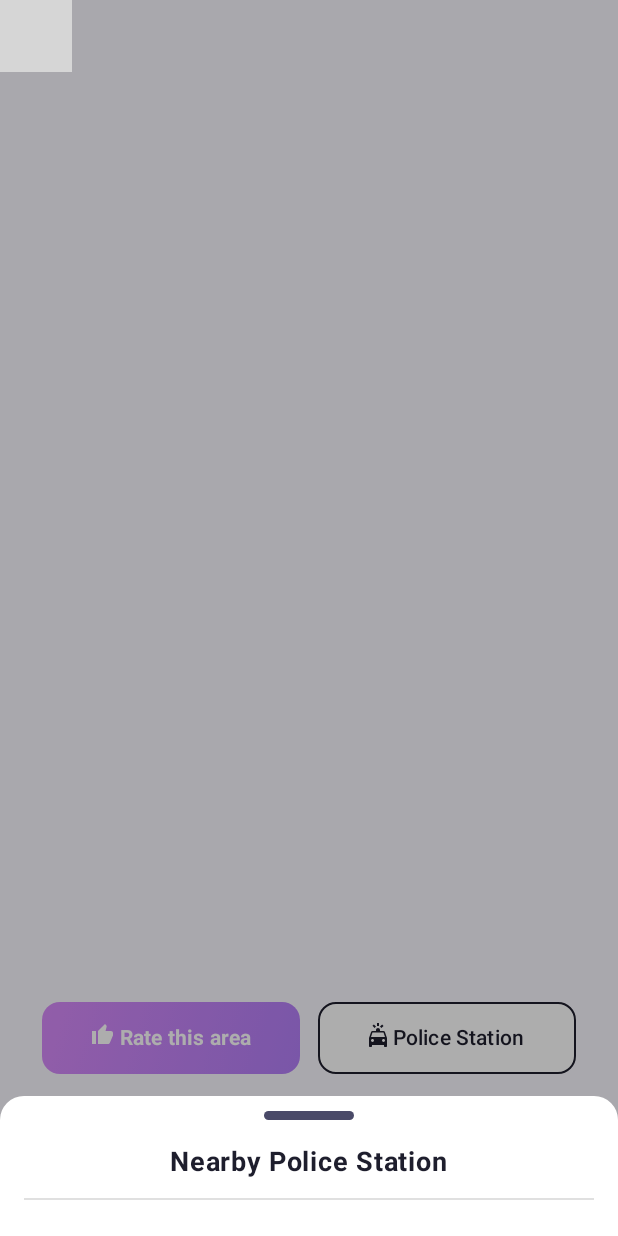
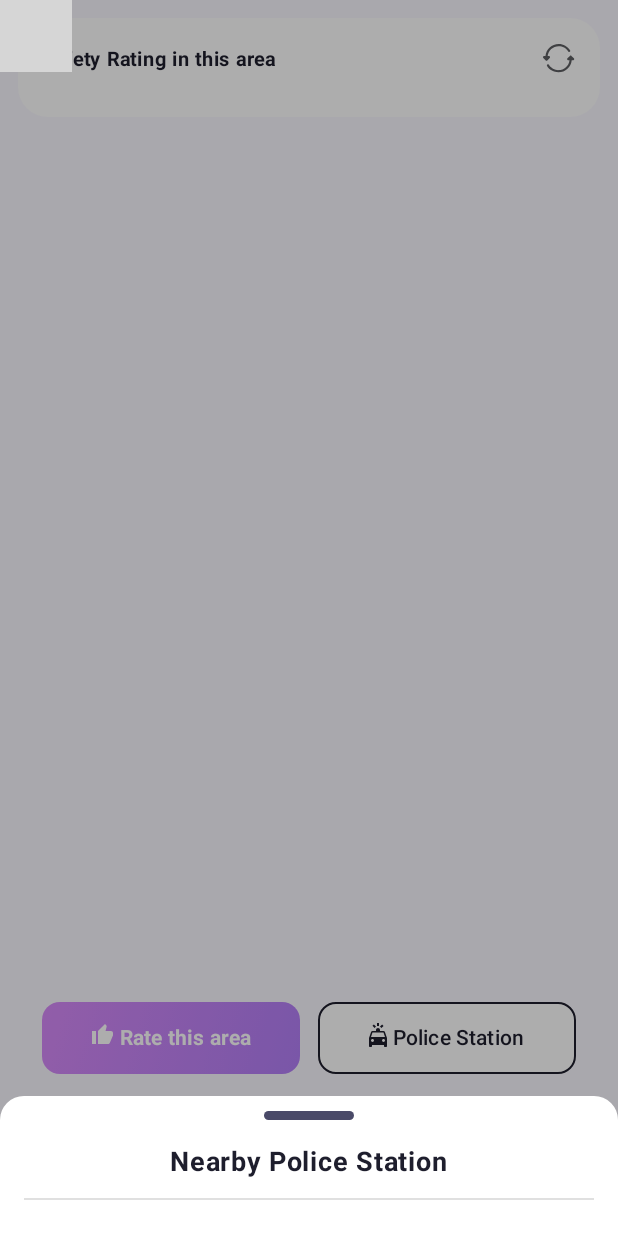
Before and after one commit to ytsaxena/Suraksha-App-, an Android app built with Jetpack Compose: the screen it shows after launch (MainActivity), after a tap on "Police Station", on a phone screen of 412 x 824 dp. Run offline under Robolectric (Android 15) with nearby library versions, the phone set to English and light mode, and no system bars; our stand-ins replace Dagger/Hilt's generated code, Firebase (no records; nobody signed in at launch, a user with empty details on screens opened directly); libraries missing offline, so code that uses them is left out: org.maplibre.android, org.maplibre.compose, org.maplibre.spatialk; 11 statements that could not run were skipped; grey boxes are pictures that could not be loaded.

Commit message:
show rating percentage

```diff
--- a/app/src/main/java/com/suraksha/app/domain/MapRepository.kt
+++ b/app/src/main/java/com/suraksha/app/domain/MapRepository.kt
@@ -6,5 +6,6 @@ import com.suraksha.app.domain.model.Rating
 interface MapRepository {
     suspend fun getCurrentLocation(): AppLocation?
     suspend fun fetchAddress(lat: Double, lon: Double): String?
-    suspend fun saveLocationRating(rating: Rating, address: String)
+    suspend fun saveLocationRating(rating: Rating, pincode: String)
+    suspend fun getSafetyRating(pincode: String): Pair<Int, Int>
 }
--- a/app/src/main/java/com/suraksha/app/presentation/map/MapScreen.kt
+++ b/app/src/main/java/com/suraksha/app/presentation/map/MapScreen.kt
@@ -108,6 +108,8 @@ fun MapScreen(viewModel: MapScreenVM = hiltViewModel()) {
     )
     val styleState = rememberStyleState()
     val address by viewModel.address.collectAsStateWithLifecycle()
+    val safePercent by viewModel.safePercent.collectAsState()
+    val unsafePercent by viewModel.unsafePercent.collectAsState()
 
     val permissionsState = rememberMultiplePermissionsState(
         permissions = listOf(
@@ -147,15 +149,6 @@ fun MapScreen(viewModel: MapScreenVM = hiltViewModel()) {
 
     val ratingSaved by viewModel.ratingSaved.collectAsState()
 
-    Box(modifier = Modifier.fillMaxSize()) {
-        if (ratingSaved) {
-            RatingSavedToast(
-                message = "Thank you! Your response has been saved."
-            )
-        }
-    }
-
-    // Auto-hide after 2 seconds
     LaunchedEffect(ratingSaved) {
         if (ratingSaved) {
             delay(2000)
@@ -364,6 +357,17 @@ fun MapScreen(viewModel: MapScreenVM = hiltViewModel()) {
             onRateClicked = {showRateDialog = true},
             onPoliceClicked = {showPoliceBottomSheet = true}
         )
+        SafetyRatingCard(
+            safePercent = safePercent,
+            unsafePercent = unsafePercent,
+            onReloadClicked = { viewModel.reloadSafetyRating() },
+            modifier = Modifier
+        )
+        if (ratingSaved) {
+            RatingSavedToast(
+                message = "Thank you! Your response has been saved."
+            )
+        }
     }
 }
 
@@ -563,22 +567,104 @@ fun RatingSavedToast(
     Box(
         modifier = modifier
             .fillMaxWidth()
-            .padding(horizontal = 16.dp)
+            .padding(top = 84.dp, bottom = 32.dp, end = 32.dp, start = 32.dp)
             .clip(RoundedCornerShape(16.dp))
             .background(positiveColor)
-            .padding(16.dp)
+            .padding(24.dp)
     ) {
         Row(verticalAlignment = Alignment.CenterVertically) {
             Icon(
                 imageVector = Icons.Default.Check,
                 contentDescription = null,
-                tint = Color.White
+                tint = Color.White,
+                modifier = Modifier.size(13.dp)
             )
             Spacer(modifier = Modifier.width(12.dp))
             Text(
                 text = message,
                 color = Color.White,
-                fontSize = 16.sp
+                fontSize = 13.sp
+            )
+        }
+    }
+}
+
+@Composable
+fun SafetyRatingCard(
+    safePercent: Int?,
+    unsafePercent: Int?,
+    onReloadClicked: () -> Unit,
+    modifier: Modifier = Modifier
+) {
+    Box(
+        modifier = modifier
+            .padding(12.dp)
+            .clip(RoundedCornerShape(20.dp))
+            .background(Color.White)
+            .padding(16.dp)
+    ) {
+        Row(
+            verticalAlignment = Alignment.Top,
+            horizontalArrangement = Arrangement.SpaceBetween,
+            modifier = Modifier.fillMaxWidth()
+        ) {
+
+            Column {
+                Text(
+                    text = "Safety Rating in this area",
+                    fontSize = 13.sp,
+                    fontWeight = FontWeight.Bold,
+                    color = colorGrayBold
+                )
+
+                Spacer(modifier = Modifier.height(10.dp))
+
+                Row(
+                    verticalAlignment = Alignment.CenterVertically,
+                    horizontalArrangement = Arrangement.spacedBy(12.dp)
+                ) {
+
+                    if (safePercent != null) {
+                        Row(verticalAlignment = Alignment.CenterVertically) {
+                            Icon(
+                                painter = painterResource(id = R.drawable.ic_safe_rating),
+                                contentDescription = "Safe",
+                                tint = positiveColor,
+                                modifier = Modifier.size(20.dp)
+                            )
+                            Spacer(modifier = Modifier.width(6.dp))
+                            Text(
+                                text = "$safePercent% safe",
+                                fontSize = 12.sp,
+                                color = colorGrayLight
+                            )
+                        }
+                    }
+
+                    if (unsafePercent != null) {
+                        Row(verticalAlignment = Alignment.CenterVertically) {
+                            Icon(
+                                painter = painterResource(id = R.drawable.ic_unsafe_rating),
+                                contentDescription = "Unsafe",
+                                tint = negativeColor,
+                                modifier = Modifier.size(20.dp)
+                            )
+                            Spacer(modifier = Modifier.width(6.dp))
+                            Text(
+                                text = "$unsafePercent% unsafe",
+                                fontSize = 12.sp,
+                                color = colorGrayLight
+                            )
+                        }
+                    }
+                }
+            }
+            Icon(
+                painter = painterResource(id = R.drawable.ic_reload),
+                contentDescription = "Reload",
+                modifier = Modifier
+                    .size(22.dp)
+                    .clickable { onReloadClicked() }
             )
         }
     }
```
Also changed, not shown: app/src/main/java/com/suraksha/app/data/MapRepositoryImpl.kt (+13 -8 lines), app/src/main/java/com/suraksha/app/presentation/map/MapScreenVM.kt (+40 -1 lines).
